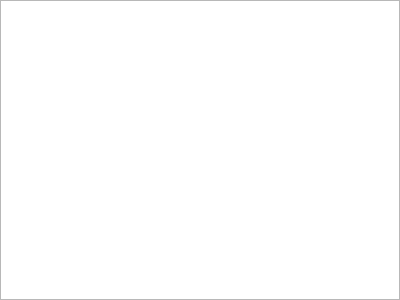
Qt form FichiersQT/infoProjet.ui (erreur130/Editeur_Nombres_Aleatoire) before a commit.
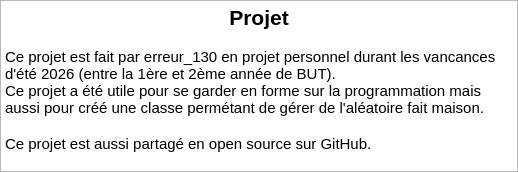
The same form after that commit.

Commit message: Rajout de l'ui infoProjet et demandeNomClasse et préparation du load/save

```diff
--- a/FichiersQT/infoProjet.ui
+++ b/FichiersQT/infoProjet.ui
@@ -6,8 +6,8 @@
    <rect>
     <x>0</x>
     <y>0</y>
-    <width>400</width>
-    <height>300</height>
+    <width>518</width>
+    <height>172</height>
    </rect>
   </property>
   <property name="windowTitle">
@@ -31,9 +31,35 @@
    </property>
    <item>
     <widget class="QTextEdit" name="textEdit">
+     <property name="minimumSize">
+      <size>
+       <width>518</width>
+       <height>172</height>
+      </size>
+     </property>
+     <property name="maximumSize">
+      <size>
+       <width>518</width>
+       <height>172</height>
+      </size>
+     </property>
      <property name="readOnly">
       <bool>true</bool>
      </property>
+     <property name="html">
+      <string>&lt;!DOCTYPE HTML PUBLIC &quot;-//W3C//DTD HTML 4.0//EN&quot; &quot;http://www.w3.org/TR/REC-html40/strict.dtd&quot;&gt;
+&lt;html&gt;&lt;head&gt;&lt;meta name=&quot;qrichtext&quot; content=&quot;1&quot; /&gt;&lt;meta charset=&quot;utf-8&quot; /&gt;&lt;style type=&quot;text/css&quot;&gt;
+p, li { white-space: pre-wrap; }
+hr { height: 1px; border-width: 0; }
+li.unchecked::marker { content: &quot;\2610&quot;; }
+li.checked::marker { content: &quot;\2612&quot;; }
+&lt;/style&gt;&lt;/head&gt;&lt;body style=&quot; font-family:'Ubuntu Sans'; font-size:11pt; font-weight:400; font-style:normal;&quot;&gt;
+&lt;p align=&quot;center&quot; style=&quot; margin-top:0px; margin-bottom:0px; margin-left:0px; margin-right:0px; -qt-block-indent:0; text-indent:0px;&quot;&gt;&lt;span style=&quot; font-size:16pt; font-weight:700;&quot;&gt;Projet&lt;/span&gt;&lt;/p&gt;
+&lt;p align=&quot;center&quot; style=&quot;-qt-paragraph-type:empty; margin-top:0px; margin-bottom:0px; margin-left:0px; margin-right:0px; -qt-block-indent:0; text-indent:0px; font-weight:700;&quot;&gt;&lt;br /&gt;&lt;/p&gt;
+&lt;p style=&quot; margin-top:0px; margin-bottom:0px; margin-left:0px; margin-right:0px; -qt-block-indent:0; text-indent:0px;&quot;&gt;Ce projet est fait par erreur_130 en projet personnel durant les vancances d'été 2026 (entre la 1ère et 2ème année de BUT).&lt;br /&gt;Ce projet a été utile pour se garder en forme sur la programmation mais aussi pour créé une classe permétant de gérer de l'aléatoire fait maison.&lt;/p&gt;
+&lt;p style=&quot;-qt-paragraph-type:empty; margin-top:0px; margin-bottom:0px; margin-left:0px; margin-right:0px; -qt-block-indent:0; text-indent:0px;&quot;&gt;&lt;br /&gt;&lt;/p&gt;
+&lt;p style=&quot; margin-top:0px; margin-bottom:0px; margin-left:0px; margin-right:0px; -qt-block-indent:0; text-indent:0px;&quot;&gt;Ce projet est aussi partagé en open source sur GitHub.&lt;/p&gt;&lt;/body&gt;&lt;/html&gt;</string>
+     </property>
     </widget>
    </item>
   </layout>
```
The commit also changes 9 other files.
